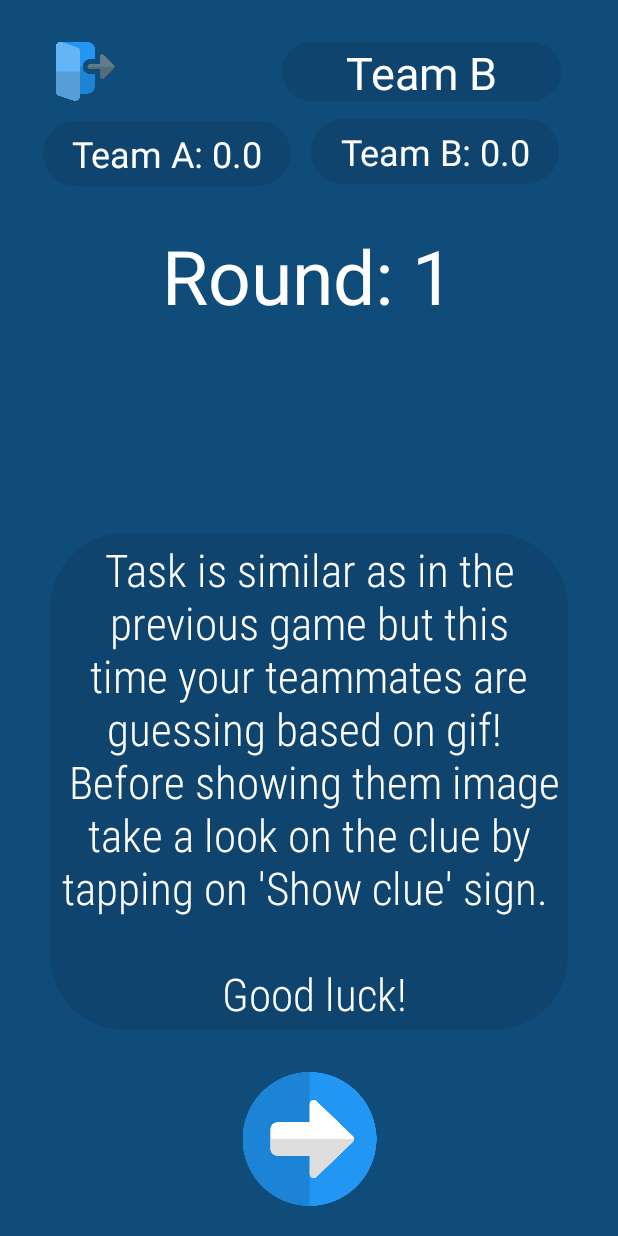
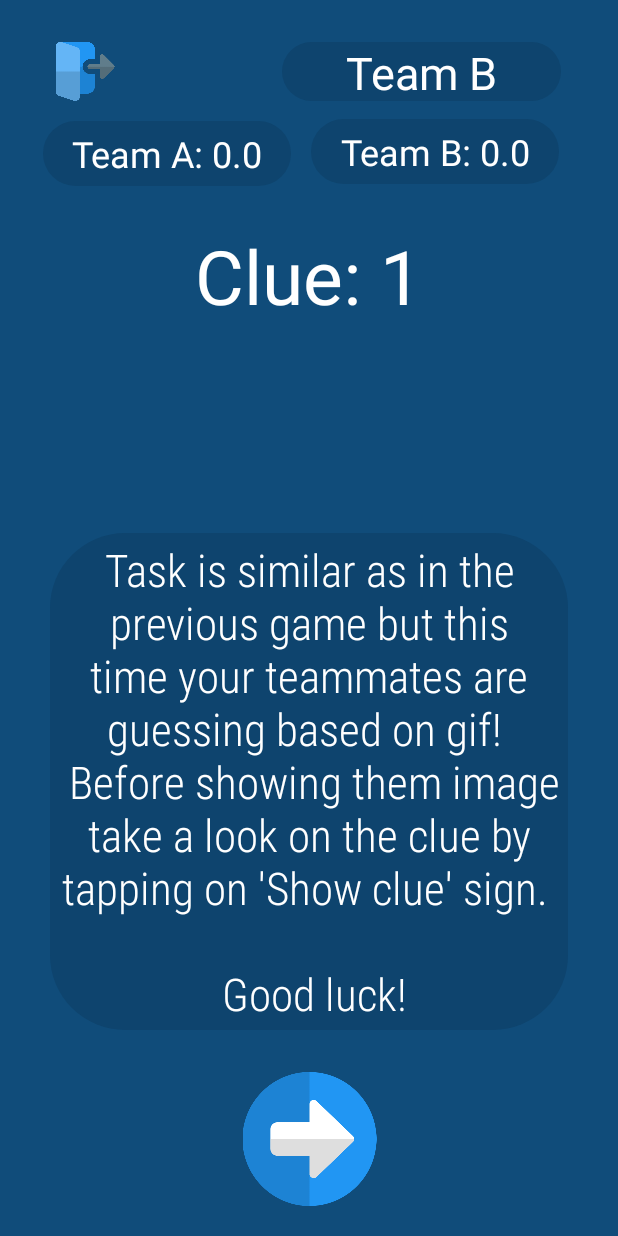
Before and after one commit to wwrzesien/app-activities, an Android app: the Game1 screen opened directly, with no data from a screen before it, after a tap on an icon or button, on a phone screen of 412 x 824 dp. Run offline under Robolectric (Android 15) with nearby library versions, the phone set to English and light mode, and no system bars; our stand-ins replace Firebase (no records; nobody signed in at launch, a user with empty details on screens opened directly); 3 statements that could not run were skipped; 1 other tap on this screen came first.

Commit message:
Comment out background song.

```diff
--- a/app/src/main/java/com/example/activities/Controller.java
+++ b/app/src/main/java/com/example/activities/Controller.java
@@ -1,6 +1,5 @@
 package com.example.activities;
 
-import android.graphics.Typeface;
 import android.util.Log;
 import android.view.View;
 import android.widget.ImageView;
@@ -54,20 +53,19 @@ public class Controller extends AppCompatActivity {
         else whoseTurn = "A";
 
         turnRef.setText("Team " + whoseTurn);
-        t1ScoreRef.setText("Team A: " + score.get("A"));
-        t2ScoreRef.setText("Team B: " + score.get("B"));
+        t1ScoreRef.setText("Team A: " + Math.round(score.get("A") * 10) / 10.0);
+        t2ScoreRef.setText("Team B: " + Math.round(score.get("B") * 10) / 10.0);
 
-        clueRef.setTypeface(null, Typeface.NORMAL);
-        clueRef.setText("Round: " + Math.round(roundIterator / 2.0));
+        clueRef.setText("Clue: " + Math.round(roundIterator / 2.0));
 
         Log.i("INFO", "Clue number " + roundIterator);
-        Log.i("Info", "Round " + Math.round(roundIterator/2.0) + ", team " + whoseTurn + " turn.");
+        Log.i("Info", "Clue " + Math.round(roundIterator/2.0) + ", team " + whoseTurn + " turn.");
     }
 
 
     public void correctButtonPressed(View view) {
-        score.put(whoseTurn, score.get(whoseTurn) + 1.0/teamSize.get(whoseTurn));
-        Log.i("POINTS", "Team " + whoseTurn + " + " + 1.0/teamSize.get(whoseTurn) + " points.");
+        score.put(whoseTurn, score.get(whoseTurn) + 1.0 / teamSize.get(whoseTurn));
+        Log.i("POINTS", "Team " + whoseTurn + " + " + 1.0 / teamSize.get(whoseTurn) + " points.");
     }
 
     public void wrongButtonPressed(View view) {
--- a/app/src/main/java/com/example/activities/Game1.java
+++ b/app/src/main/java/com/example/activities/Game1.java
@@ -37,7 +37,6 @@ public class Game1 extends AppCompatActivity {
             displayRoundScreen();
         } else {
             setWrapUpScreen();
-            moveToNextActivity();
             (new Handler()).postDelayed(new Runnable() {
                 @Override
                 public void run() {
@@ -48,6 +47,8 @@ public class Game1 extends AppCompatActivity {
     }
 
     public void displayRoundScreen() {
+//        backgroundSong.start();
+
         if (dataLoaded) {
             controller.turnRef.animate().alpha(1f).setDuration(500);
             controller.clueRef.animate().alpha(1f).setDuration(500);
@@ -66,6 +67,8 @@ public class Game1 extends AppCompatActivity {
     }
 
     public void displayGameScreen(View view) {
+//        backgroundSong.stop();
+
         controller.displayGameScreen(view);
         cluesListRef.animate().alpha(1f).setDuration(500);
         setValuesGameScreen();
@@ -84,8 +87,8 @@ public class Game1 extends AppCompatActivity {
 
     public void setWrapUpScreen() {
         cluesListRef.animate().alpha(0f).setDuration(500);
-        controller.t1ScoreRef.setText("Team A: " + controller.score.get("A"));
-        controller.t2ScoreRef.setText("Team B: " + controller.score.get("B"));
+        controller.t1ScoreRef.setText("Team A: " + Math.round(controller.score.get("A") * 10) / 10.0);
+        controller.t2ScoreRef.setText("Team B: " + Math.round(controller.score.get("B") * 10) / 10.0);
         controller.correctRef.animate().alpha(0f).setDuration(500);
         controller.wrongRef.animate().alpha(0f).setDuration(500);
         controller.clueRef.animate().alpha(0f).setDuration(500);
@@ -162,7 +165,7 @@ public class Game1 extends AppCompatActivity {
                 for (DataSnapshot data : snapShot.getChildren()) {
                     Map map = (Map) data.getValue();
                     Clue tempClue = new Clue(String.valueOf(map.get("name")), (ArrayList) map.get("forbidden"));
-                    Log.i("DATABSE", tempClue.getName());
+                    Log.i("DATABASE", tempClue.getName());
                     Log.i("DATABASE", "" + tempClue.getArray());
                     allClues.add(tempClue);
                     Log.i("DATABASE", "Data retrieved from database.");
--- a/app/src/main/java/com/example/activities/Game2.java
+++ b/app/src/main/java/com/example/activities/Game2.java
@@ -77,8 +77,8 @@ public class Game2 extends AppCompatActivity {
         } else {
             textForFinish = "It's a draw. \n Congratulation to everyone! \n\n Tap below to start a new game.";
         }
-        controller.t1ScoreRef.setText("Team A: " + controller.score.get("A"));
-        controller.t2ScoreRef.setText("Team B: " + controller.score.get("B"));
+        controller.t1ScoreRef.setText("Team A: " + Math.round(controller.score.get("A") * 10) / 10.0);
+        controller.t2ScoreRef.setText("Team B: " + Math.round(controller.score.get("B") * 10) / 10.0);
         controller.correctRef.animate().alpha(0f).setDuration(500);
         webView.animate().alpha(0f).setDuration(500);
         controller.wrongRef.animate().alpha(0f).setDuration(500);
--- a/app/src/main/res/layout/display_game1.xml
+++ b/app/src/main/res/layout/display_game1.xml
@@ -54,7 +54,7 @@
         android:layout_width="370dp"
         android:layout_height="87dp"
         android:layout_marginTop="140dp"
-        android:text="Round 1"
+        android:text="Clue 1"
         android:gravity="center"
         android:alpha="0"
         android:textAlignment="center"
```
Also changed, not shown: 1 other file.
